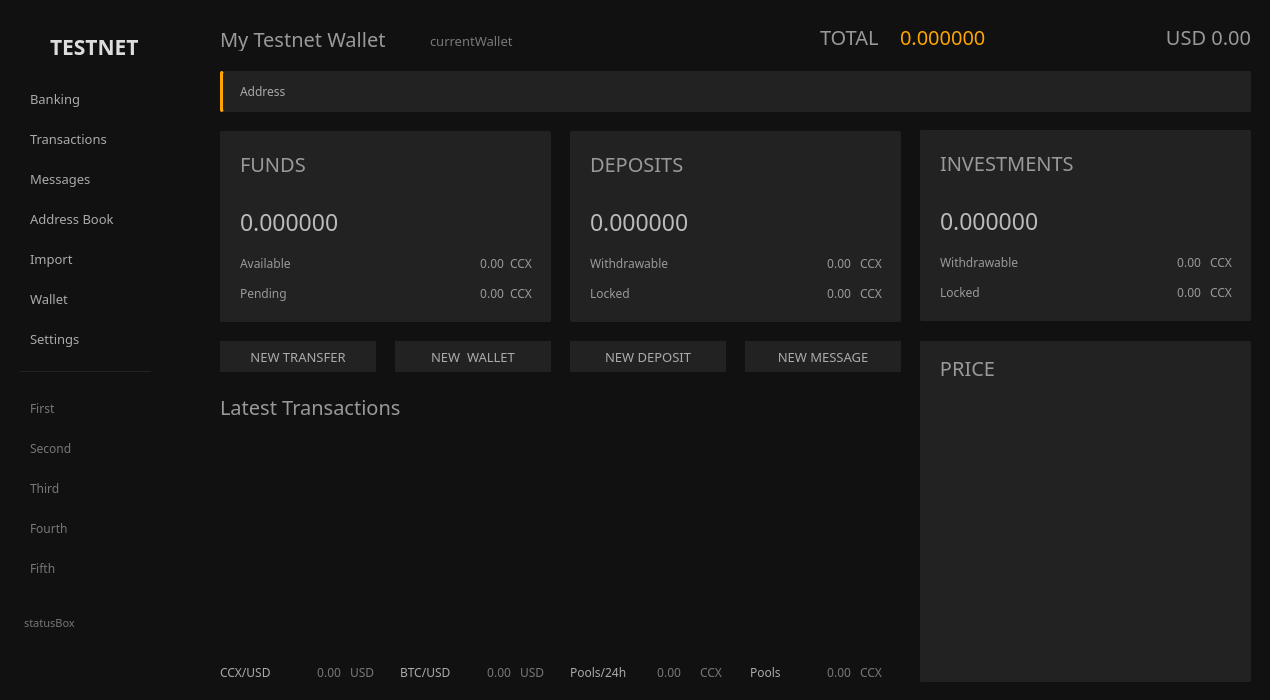
Old version of the form src/gui/ui/overviewframe.ui in the repository ConcealNetwork/conceal-desktop.
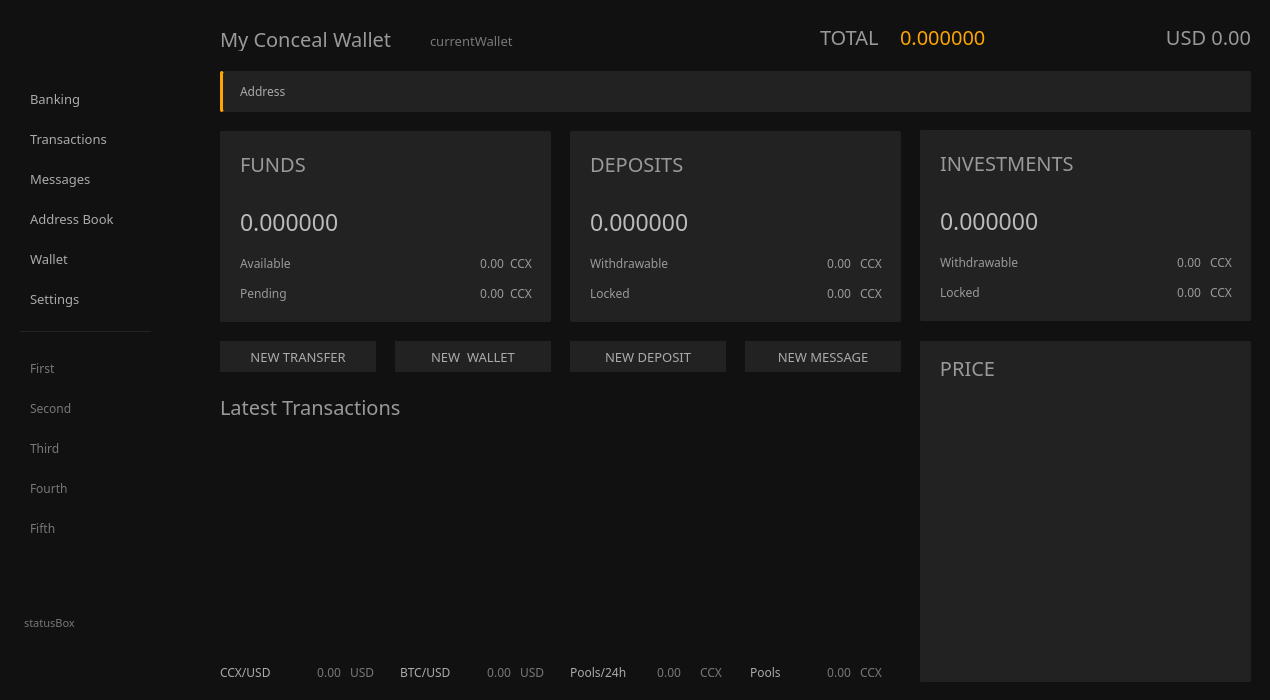
New version of the form. Icons and pictures are not drawn.

Commit message: remove import button

```diff
--- a/src/gui/ui/overviewframe.ui
+++ b/src/gui/ui/overviewframe.ui
@@ -311,7 +311,7 @@
        <property name="geometry">
         <rect>
          <x>10</x>
-         <y>320</y>
+         <y>280</y>
          <width>81</width>
          <height>35</height>
         </rect>
@@ -375,36 +375,6 @@
        <property name="geometry">
         <rect>
          <x>10</x>
-         <y>280</y>
-         <width>81</width>
-         <height>35</height>
-        </rect>
-       </property>
-       <property name="font">
-        <font>
-         <family>Poppins</family>
-         <pointsize>-1</pointsize>
-        </font>
-       </property>
-       <property name="styleSheet">
-        <string notr="true">text-align: left; color: #aaa; margin-left: 20px;
-font-family: Poppins;
-font-size: 13px;</string>
-       </property>
-       <property name="text">
-        <string>Wallet</string>
-       </property>
-       <property name="iconSize">
-        <size>
-         <width>18</width>
-         <height>18</height>
-        </size>
-       </property>
-      </widget>
-      <widget class="QPushButton" name="m_importButton">
-       <property name="geometry">
-        <rect>
-         <x>10</x>
          <y>240</y>
          <width>81</width>
          <height>35</height>
@@ -422,7 +392,7 @@
 font-size: 13px;</string>
        </property>
        <property name="text">
-        <string>Import</string>
+        <string>Wallet</string>
        </property>
        <property name="iconSize">
         <size>
@@ -435,7 +405,7 @@
        <property name="geometry">
         <rect>
          <x>20</x>
-         <y>370</y>
+         <y>330</y>
          <width>131</width>
          <height>1</height>
         </rect>
@@ -451,7 +421,7 @@
        <property name="geometry">
         <rect>
          <x>10</x>
-         <y>390</y>
+         <y>350</y>
          <width>151</width>
          <height>35</height>
         </rect>
@@ -481,7 +451,7 @@
        <property name="geometry">
         <rect>
          <x>10</x>
-         <y>430</y>
+         <y>390</y>
          <width>151</width>
          <height>35</height>
         </rect>
@@ -511,7 +481,7 @@
        <property name="geometry">
         <rect>
          <x>10</x>
-         <y>470</y>
+         <y>430</y>
          <width>151</width>
          <height>35</height>
         </rect>
@@ -541,7 +511,7 @@
        <property name="geometry">
         <rect>
          <x>10</x>
-         <y>510</y>
+         <y>470</y>
          <width>151</width>
          <height>35</height>
         </rect>
@@ -571,7 +541,7 @@
        <property name="geometry">
         <rect>
          <x>10</x>
-         <y>550</y>
+         <y>510</y>
          <width>151</width>
          <height>35</height>
         </rect>
@@ -600,9 +570,9 @@
       <widget class="QLabel" name="label">
        <property name="geometry">
         <rect>
-         <x>50</x>
-         <y>30</y>
-         <width>111</width>
+         <x>40</x>
+         <y>20</y>
+         <width>131</width>
          <height>31</height>
         </rect>
        </property>
@@ -618,7 +588,7 @@
         <string notr="true">color: #ddd;</string>
        </property>
        <property name="text">
-        <string>TESTNET</string>
+        <string>&lt;html&gt;&lt;head/&gt;&lt;body&gt;&lt;p&gt;&lt;img src=&quot;:/images/images/conceal.png&quot;/&gt;&lt;/p&gt;&lt;/body&gt;&lt;/html&gt;</string>
        </property>
       </widget>
      </widget>
@@ -1208,7 +1178,7 @@
 font-family: Poppins;</string>
       </property>
       <property name="text">
-       <string>My Testnet Wallet</string>
+       <string>My Conceal Wallet</string>
       </property>
      </widget>
      <widget class="QGroupBox" name="addressBox">
```
Left out of the diff: 16 changed lines with no effect on the pictures.
